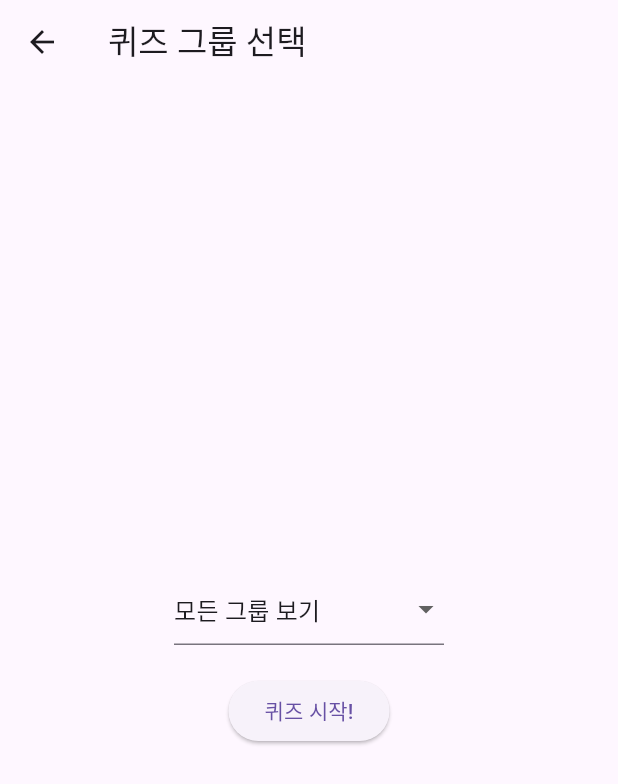
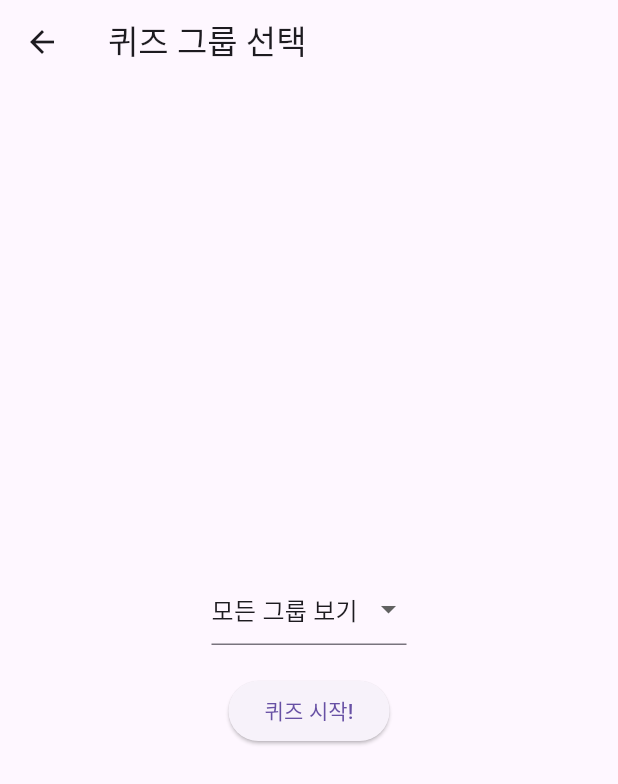
Before and after one commit to aksnd/molipcamp_start, a Flutter app: the ModeSelectionPage screen opened directly, on a phone screen of 412 x 824 dp. Shown: the top 784 px of the screen. Run offline on Flutter 3.47's test engine with Material 3 defaults, Android fonts, the light colour scheme and no system bars; our stand-ins replace contacts_service, flutter_native_contact_picker, image_picker, permission_handler, shared_preferences; missing offline and left inert: a package; accounts and stored records are empty.

Commit message:
resized dropdown again

```diff
--- a/lib/contactlist.dart
+++ b/lib/contactlist.dart
@@ -77,7 +77,7 @@ class _MyHomePageState extends State<MyHomePage> {
             title: const Text('주소록', style:TextStyle(fontSize:25)),
             actions: <Widget>[
               Container(
-                width: 180,
+                width: 130,
                 alignment: Alignment.centerRight,
                 child:Flexible(
                   child: GroupDropdown(
--- a/lib/gallery.dart
+++ b/lib/gallery.dart
@@ -43,7 +43,7 @@ class _PhotoGridScreenState extends State<PhotoGridScreen> {
             title: const Text('Photo Grid'),
             actions: <Widget>[
               Container(
-                  width: 180,
+                  width: 130,
                   alignment: Alignment.centerRight,
                   child:Flexible(
                       child: GroupDropdown(
--- a/lib/mode_select.dart
+++ b/lib/mode_select.dart
@@ -28,7 +28,7 @@ class _ModeSelectionPageState extends State<ModeSelectionPage> {
               mainAxisAlignment: MainAxisAlignment.center,
               children: <Widget>[
                 Container(
-                  width: 180,
+                  width: 130,
                   alignment: Alignment.centerRight,
                   child:Flexible(
                       child: GroupDropdown(
```
